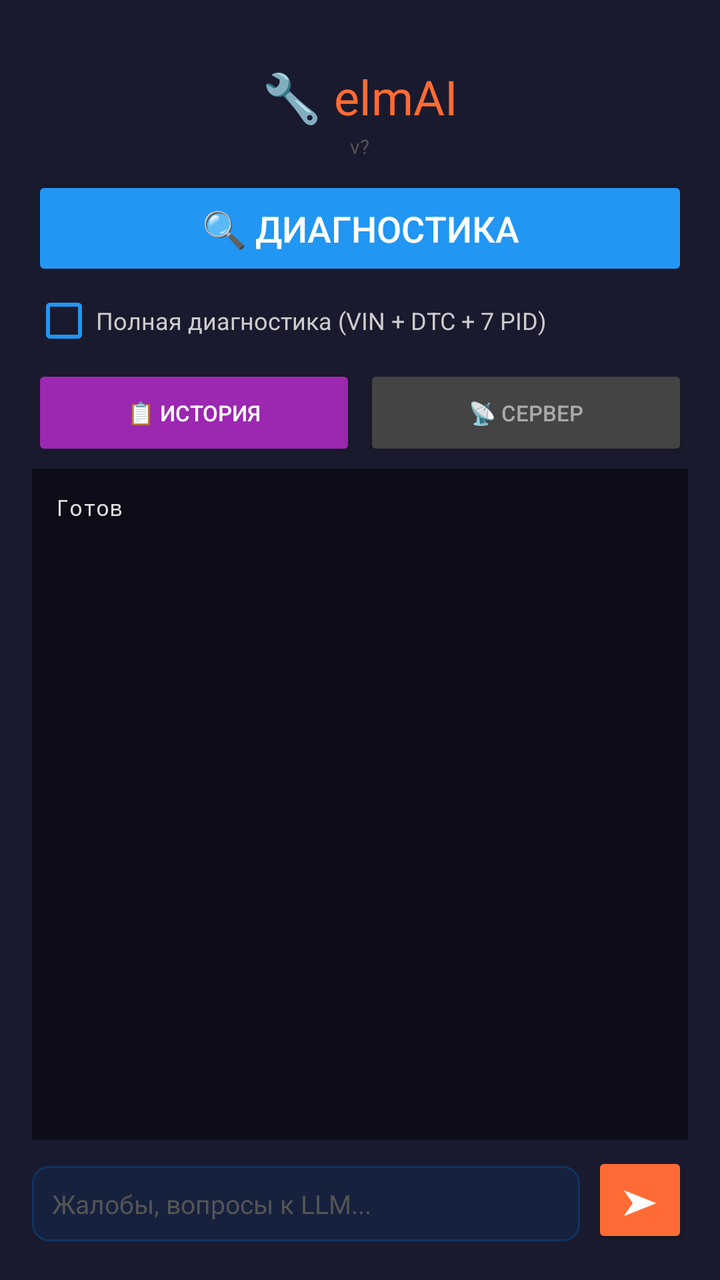
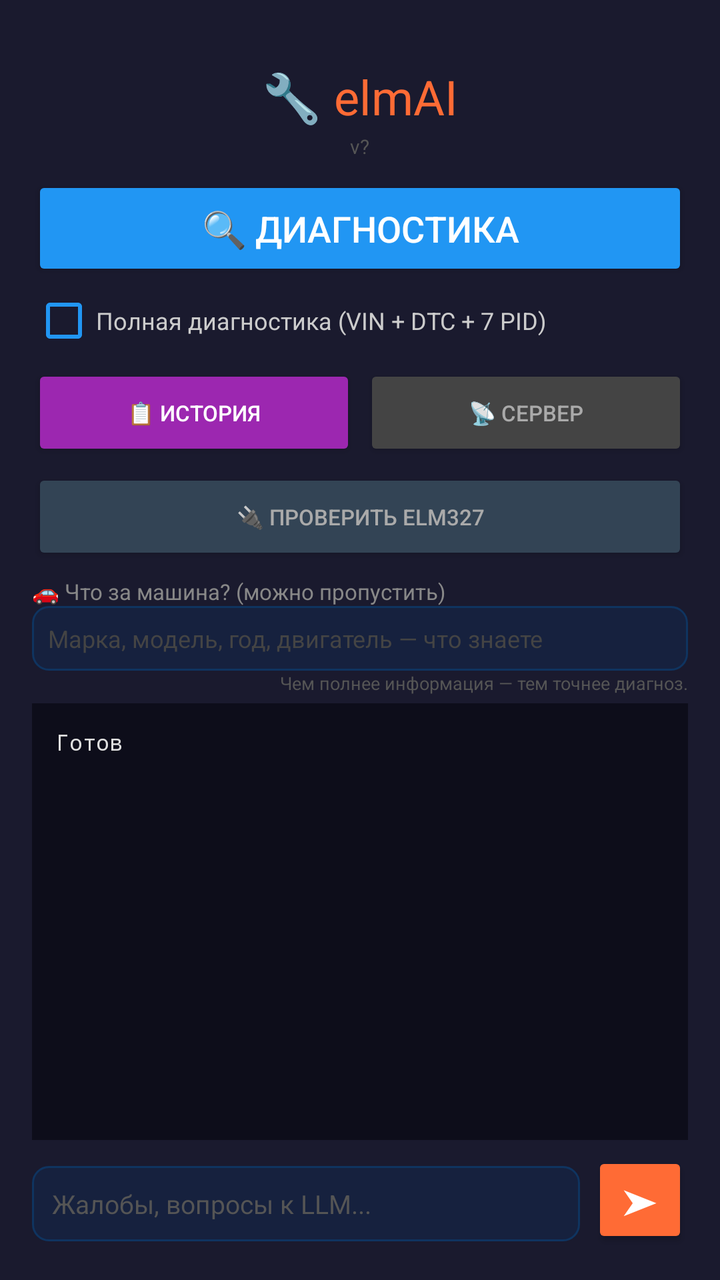

Screens rendered from an Android XML layout before and after an edit, with the pre-edit source and the edit as a unified diff.
<!-- AndroidManifest.xml: application theme Theme.Elmer -->
<!-- res/layout/activity_main.xml -->
<?xml version="1.0" encoding="utf-8"?>
<LinearLayout
    xmlns:android="http://schemas.android.com/apk/res/android"
    android:layout_width="match_parent"
    android:layout_height="match_parent"
    android:orientation="vertical"
    android:padding="16dp"
    android:gravity="center_horizontal"
    android:background="#1a1a2e">

    <TextView
        android:layout_width="wrap_content"
        android:layout_height="wrap_content"
        android:text="🔧 elmAI"
        android:textSize="24sp"
        android:textColor="#ff6b35"
        android:layout_marginTop="16dp"
        android:layout_marginBottom="2dp" />

    <TextView
        android:id="@+id/tv_version"
        android:layout_width="wrap_content"
        android:layout_height="wrap_content"
        android:text="v?"
        android:textSize="10sp"
        android:textColor="#555"
        android:layout_marginBottom="8dp" />

    
    <Button
        android:id="@+id/btn_script"
        android:layout_width="match_parent"
        android:layout_height="wrap_content"
        android:text="🔍 ДИАГНОСТИКА"
        android:textSize="18sp"
        android:textColor="#ffffff"
        android:backgroundTint="#2196F3"
        android:padding="14dp"
        android:layout_marginBottom="4dp" />

    <CheckBox
        android:id="@+id/cb_full_mode"
        android:layout_width="match_parent"
        android:layout_height="wrap_content"
        android:text="Полная диагностика (VIN + DTC + 7 PID)"
        android:textSize="12sp"
        android:textColor="#cccccc"
        android:buttonTint="#2196F3"
        android:checked="false"
        android:layout_marginBottom="6dp" />

    
    <LinearLayout
        android:layout_width="match_parent"
        android:layout_height="wrap_content"
        android:orientation="horizontal"
        android:layout_marginBottom="4dp">

        <Button
            android:id="@+id/btn_history"
            android:layout_width="0dp"
            android:layout_height="wrap_content"
            android:layout_weight="1"
            android:text="📋 История"
            android:textSize="11sp"
            android:textColor="#ffffff"
            android:backgroundTint="#9C27B0"
            android:padding="8dp"
            android:layout_marginEnd="4dp" />

        <Button
            android:id="@+id/btn_test"
            android:layout_width="0dp"
            android:layout_height="wrap_content"
            android:layout_weight="1"
            android:text="📡 Сервер"
            android:textSize="11sp"
            android:textColor="#aaaaaa"
            android:backgroundTint="#444444"
            android:padding="8dp" />

    </LinearLayout>

    
    <TextView
        android:id="@+id/tv_prompt"
        android:layout_width="match_parent"
        android:layout_height="wrap_content"
        android:text=""
        android:textSize="16sp"
        android:textColor="#FFD700"
        android:textStyle="bold"
        android:gravity="center"
        android:background="#88000000"
        android:padding="12dp"
        android:visibility="gone"
        android:layout_marginBottom="4dp" />

    
    <ScrollView
        android:id="@+id/scroll_output"
        android:layout_width="match_parent"
        android:layout_height="0dp"
        android:layout_weight="1"
        android:background="#0d0d1a"
        android:padding="6dp">

        <TextView
            android:id="@+id/tv_status"
            android:layout_width="match_parent"
            android:layout_height="wrap_content"
            android:text="Готов"
            android:textSize="11sp"
            android:textColor="#e0e0e0"
            android:fontFamily="monospace"
            android:padding="6dp" />

    </ScrollView>

    
    <Button
        android:id="@+id/btn_close"
        android:layout_width="match_parent"
        android:layout_height="wrap_content"
        android:text="✕ Закрыть"
        android:textSize="14sp"
        android:textColor="#ffffff"
        android:backgroundTint="#d32f2f"
        android:padding="10dp"
        android:visibility="gone"
        android:layout_marginTop="4dp" />

    
    <LinearLayout
        android:layout_width="match_parent"
        android:layout_height="wrap_content"
        android:orientation="horizontal"
        android:layout_marginTop="6dp">

        <EditText
            android:id="@+id/et_input"
            android:layout_width="0dp"
            android:layout_height="wrap_content"
            android:layout_weight="1"
            android:hint="Жалобы, вопросы к LLM..."
            android:textColor="#e0e0e0"
            android:textColorHint="#555555"
            android:textSize="13sp"
            android:padding="10dp"
            android:background="@drawable/edit_bg"
            android:inputType="text"
            android:maxLines="2" />

        <Button
            android:id="@+id/btn_send"
            android:layout_width="48dp"
            android:layout_height="48dp"
            android:text="➤"
            android:textSize="18sp"
            android:textColor="#ffffff"
            android:backgroundTint="#ff6b35"
            android:padding="0dp"
            android:layout_marginStart="6dp" />

    </LinearLayout>

</LinearLayout>
<!-- resources referenced by this layout -->
<resources>
  <!-- drawable edit_bg (drawable) -->
  <?xml version="1.0" encoding="utf-8"?>
  <shape xmlns:android="http://schemas.android.com/apk/res/android">
      <solid android:color="#16213e"/>
      <corners android:radius="8dp"/>
      <stroke android:color="#0f3460" android:width="1dp"/>
  </shape>
  <style name="Theme.Elmer" parent="Theme.AppCompat.DayNight.NoActionBar">
          <item name="colorPrimary">#ff6b35</item>
          <item name="colorPrimaryDark">#1a1a2e</item>
          <item name="colorAccent">#4ecca3</item>
          <item name="android:windowBackground">#1a1a2e</item>
          <item name="android:textColor">#e0e0e0</item>
      </style>
</resources>

<!-- the commit's change to res/layout/activity_main.xml (unified diff, before → after) -->
@@ -78,6 +78,55 @@
             android:textColor="#aaaaaa"
             android:backgroundTint="#444444"
             android:padding="8dp" />
+
+    </LinearLayout>
+
+    
+    <Button
+        android:id="@+id/btn_check_elm"
+        android:layout_width="match_parent"
+        android:layout_height="wrap_content"
+        android:text="🔌 Проверить ELM327"
+        android:textSize="11sp"
+        android:textColor="#aaaaaa"
+        android:backgroundTint="#334455"
+        android:padding="8dp"
+        android:layout_marginBottom="6dp" />
+
+    
+    <LinearLayout
+        android:layout_width="match_parent"
+        android:layout_height="wrap_content"
+        android:orientation="vertical"
+        android:layout_marginBottom="4dp">
+
+        <TextView
+            android:layout_width="wrap_content"
+            android:layout_height="wrap_content"
+            android:text="🚗 Что за машина? (можно пропустить)"
+            android:textSize="11sp"
+            android:textColor="#888888" />
+
+        <EditText
+            android:id="@+id/et_car_info"
+            android:layout_width="match_parent"
+            android:layout_height="wrap_content"
+            android:hint="Марка, модель, год, двигатель — что знаете"
+            android:textColor="#e0e0e0"
+            android:textColorHint="#444444"
+            android:textSize="12sp"
+            android:padding="8dp"
+            android:background="@drawable/edit_bg"
+            android:inputType="text"
+            android:maxLines="1" />
+
+        <TextView
+            android:layout_width="match_parent"
+            android:layout_height="wrap_content"
+            android:text="Чем полнее информация — тем точнее диагноз."
+            android:textSize="9sp"
+            android:textColor="#555555"
+            android:gravity="end" />
 
     </LinearLayout>
 
